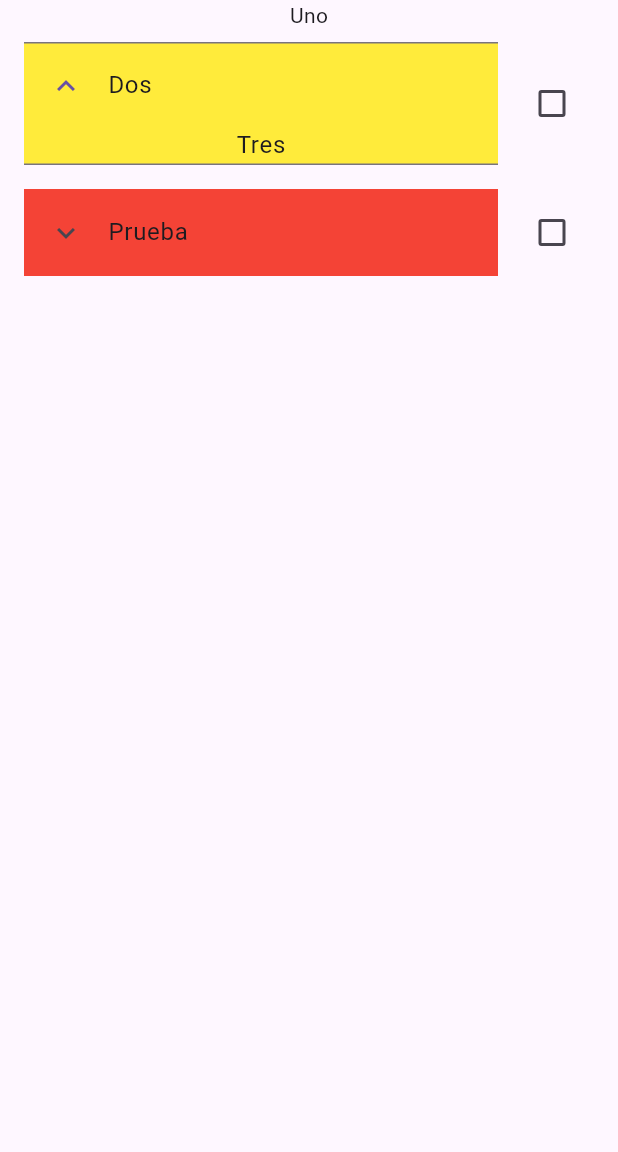
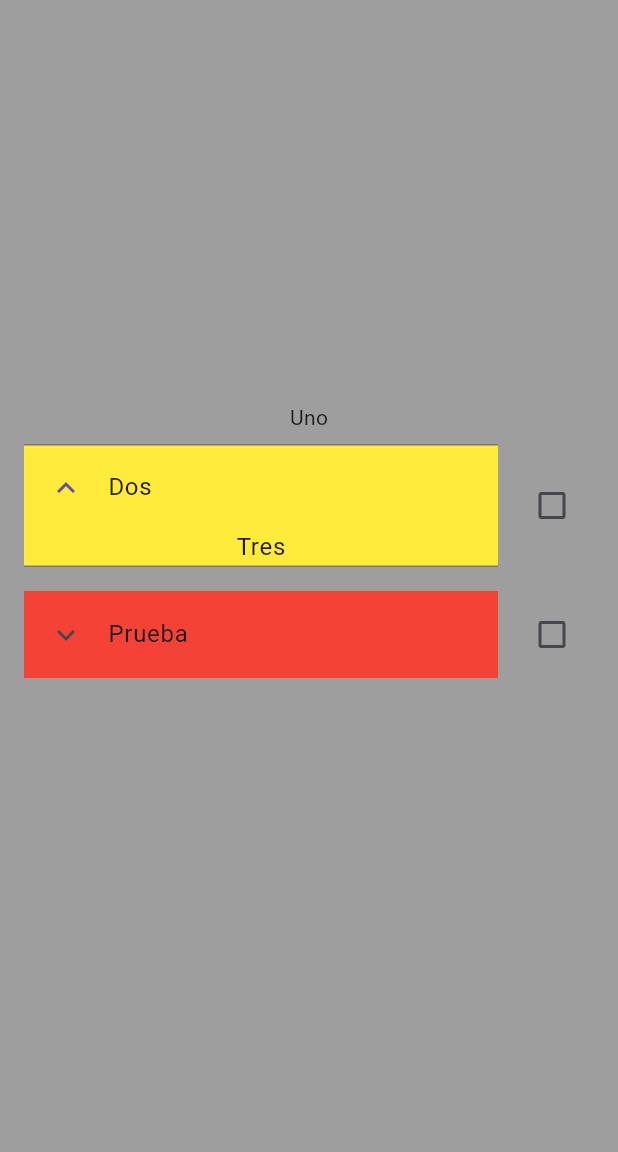
Before and after one commit to javert-galicia/admin_processes, a Flutter app: the screen it shows after launch, after a tap on "Dos", on a phone screen of 412 x 824 dp, the part 84-1236 px from its top. Run offline on Flutter 3.47's test engine with Material 3 defaults, Android fonts, the phone set to English and light mode, and no system bars.

Commit message:
Center & Bg changing.

```diff
--- a/lib/data/process_list.dart
+++ b/lib/data/process_list.dart
@@ -3,6 +3,6 @@ import 'package:admin_processes/model/process_study.dart';
 const processList = [
   ProcessStudy('Uno', ['Dos', 'Prueba'], ['Tres', 'Probando']),
   ProcessStudy(
-      'Dos', ['Cuatro', 'qweweqeqqeqw'], ['Cinco', 'wqeqwewqeqwe']),
-  ProcessStudy('Tres', ['Dos3', 'Prueba3'], ['Tres3', 'Probando3']),
+      'Dos', ['Cuatro', 'qweweqeqqeqw','khglhklgkhlg'], ['Cinco', 'wqeqwewqeqwe','dfdsfdsfdsfsd']),
+  ProcessStudy('Tres', ['Dos3', 'Prueba3','lalala3','otrodato3'], ['Tres3', 'Probando3','dfsdfdfdsf','otro dato']),
 ];
--- a/lib/view/process_items.dart
+++ b/lib/view/process_items.dart
@@ -19,6 +19,12 @@ class _ProcessItemsState extends State<ProcessItems> {
       checkboxValue.add(false);
     }
   }
+  Color backgroundColor=Colors.grey;
+  void backColor(int j){
+      if(j%2!=0){
+        backgroundColor = Colors.blueGrey;
+      }
+  }
 
   @override
   Widget build(BuildContext context) {
@@ -28,12 +34,16 @@ class _ProcessItemsState extends State<ProcessItems> {
     List<String> currentListDescr = processList[widget.indexPage].description;
 
     checkBoxFilled(currentListSteps.length);
+    backColor(widget.indexPage);
 
-    return Column(
-      children: [
-        Text(title),
-        Expanded(
-          child: ListView.builder(
+    return Container(
+      color: backgroundColor,
+      child: Column(
+        mainAxisAlignment: MainAxisAlignment.center,
+        children: [
+          Text(title),
+          ListView.builder(
+            shrinkWrap: true,
             itemCount: currentListSteps.length,
             itemBuilder: (context, index) {
               return CheckboxListTile(
@@ -56,8 +66,9 @@ class _ProcessItemsState extends State<ProcessItems> {
               );
             },
           ),
-        ),
-      ],
+          const SizedBox(height: 40,),
+        ],
+      ),
     );
   }
 }
```
